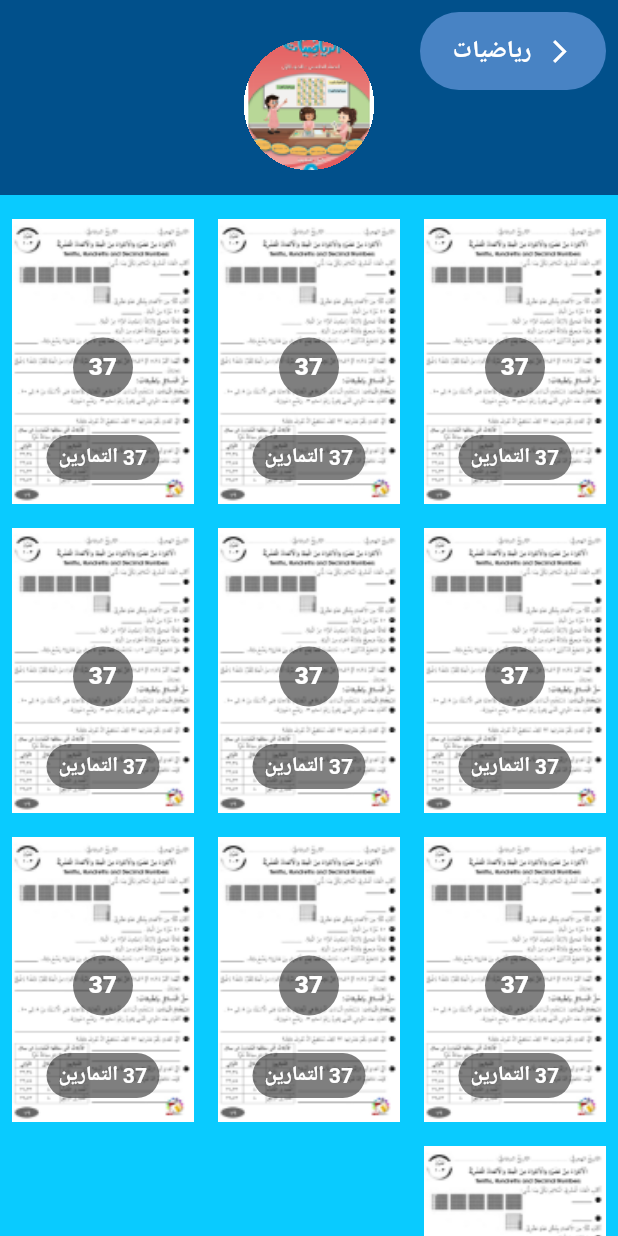
After one commit to OmarTawashi/shater, a Flutter app: the ExerciseSubjectScreen screen opened by its route, on a phone screen of 412 x 824 dp. The commit adds this screen. Run offline on Flutter 3.47's test engine with Material 3 defaults, Android fonts, the phone set to English and light mode, and no system bars; our stand-ins replace dio, flutter_rating_bar, flutter_screenutil, flutter_svg, get, internet_connection_checker and 2 more; accounts and stored records are empty; Roboto replaces fonts that are missing (HelveticaNeueLTArabic).

Commit message:
make exercise subject

```diff
--- a/lib/routes/app_pages.dart
+++ b/lib/routes/app_pages.dart
@@ -8,6 +8,8 @@ import 'package:shater/views/screens/dashBord/controller/dashboard_controller.da
 import 'package:shater/views/screens/dashBord/view/dashbord_screen.dart';
 import 'package:shater/views/screens/dashBord/widgets/semester_screen.dart';
 import 'package:shater/views/screens/edit%20profile/view/edit_profile_screen.dart';
+import 'package:shater/views/screens/exercise%20subject/controller/exercise_subject_controller.dart';
+import 'package:shater/views/screens/exercise%20subject/view/exercise_subject_screen.dart';
 import 'package:shater/views/screens/firsts/view/first_screen.dart';
 
 import '../views/screens/auth/sign in/controller/sign_in_controller.dart';
@@ -66,6 +68,13 @@ class AppPages {
       page: () => const ContactScreen(),
     ),
     GetPage(
+      name: RoutesName.exerciseSubjectScreen,
+      page: () => const ExerciseSubjectScreen(),
+      binding: BindingsBuilder(() {
+        Get.lazyPut(() => ExerciseSubjectController());
+      })
+    ),
+    GetPage(
       name: RoutesName.semesterScreen,
       page: () => const SemesterScreen(),
       binding: BindingsBuilder(() {
--- a/lib/routes/app_routes.dart
+++ b/lib/routes/app_routes.dart
@@ -8,6 +8,7 @@ abstract class RoutesName {
   static const signUpScreen = '/sign-up-screen';
   static const signInScreen = '/sign-in-screen';
   static const firstsScreen = '/firsts-screen';
+  static const exerciseSubjectScreen = '/exercise-subject-screen';
   static const contactScreen = '/contact-screen';
   static const semesterScreen = '/semester-screen';
 }
@@ -19,6 +20,7 @@ abstract class Routes {
   static String getEditProfileScreen() => RoutesName.editProfileScreen;
   static String getBaseLoginScreen() => RoutesName.baseLoginScreen;
   static String getSignInScreen() => RoutesName.signInScreen;
+  static String getExerciseSubjectScreen() => RoutesName.exerciseSubjectScreen;
   static String getSignUpScreen() => RoutesName.signUpScreen;
   static String getFirstsScreen() => RoutesName.firstsScreen;
   static String getContactScreen() => RoutesName.contactScreen;
--- a/lib/util/images.dart
+++ b/lib/util/images.dart
@@ -1,5 +1,6 @@
 class IMAGES {//first.png
   static const String firstImages = 'assets/images/first.png';
+  static const String exerciseSubject = 'assets/images/exercise_subject.png';
 
 }
 
--- /dev/null
+++ b/lib/views/screens/exercise subject/controller/exercise_subject_controller.dart
@@ -0,0 +1,3 @@
+import 'package:get/get.dart';
+
+class ExerciseSubjectController extends GetxController {}
--- /dev/null
+++ b/lib/views/screens/exercise subject/view/exercise_subject_screen.dart
@@ -0,0 +1,89 @@
+import 'package:flutter/material.dart';
+import 'package:get/get.dart';
+import 'package:shater/util/color.dart';
+import 'package:shater/util/images.dart';
+
+import '../../../../util/dimensions.dart';
+import '../../base/custom_intike_container.dart';
+import '../../base/text_custom.dart';
+import '../widgets/item_exercise_subject.dart';
+
+class ExerciseSubjectScreen extends StatelessWidget {
+  const ExerciseSubjectScreen({super.key});
+
+  @override
+  Widget build(BuildContext context) {
+    return Scaffold(
+        body: CustomScrollView(
+      slivers: [
+        SliverAppBar(
+          pinned: true,
+          leadingWidth: 140,
+          toolbarHeight: 130,
+          backgroundColor: COLORS.primaryColor,
+          automaticallyImplyLeading: false,
+          excludeHeaderSemantics: true,
+          leading: Padding(
+            padding: const EdgeInsets.only(bottom: 62),
+            child: GestureDetector(
+              onTap: () {
+                Get.back();
+              },
+              child: const CustomIntikeContainer(
+                paddingHorizontal: Dimensions.paddingSize12,
+                child: Row(
+                  mainAxisSize: MainAxisSize.min,
+                  children: [
+                    Icon(Icons.arrow_back_ios_new_sharp,
+                        color: Colors.white, size: 18),
+                    SizedBox(
+                      width: Dimensions.paddingSize10,
+                    ),
+                    CustomText(
+                      text: 'رياضيات',
+                      color: Colors.white,
+                      fontSize: Dimensions.fontSize14,
+                      fontWeight: FontWeight.bold,
+                    ),
+                  ],
+                ),
+              ),
+            ),
+          ),
+          centerTitle: true,
+          title: Container(
+            margin: const EdgeInsets.only(
+                top: 50, bottom: Dimensions.paddingSize25 + 15),
+            clipBehavior: Clip.hardEdge,
+            decoration: const BoxDecoration(shape: BoxShape.circle),
+            child: Image.asset(
+              ICONS.book,
+              fit: BoxFit.cover,
+            ),
+          ),
+        ),
+        const SliverToBoxAdapter(
+          child: SizedBox(
+            height: Dimensions.paddingSize16,
+          ),
+        ),
+        SliverGrid(
+          gridDelegate: const SliverGridDelegateWithFixedCrossAxisCount(
+            crossAxisCount: 3,
+            childAspectRatio: 0.5,
+            mainAxisSpacing: Dimensions.paddingSize16,
+            mainAxisExtent: 190,
+          ),
+          delegate: SliverChildBuilderDelegate(
+            (BuildContext context, int index) {
+              return ItemExerciseSubject(
+                index: index,
+              );
+            },
+            childCount: 10,
+          ),
+        ),
+      ],
+    ));
+  }
+}
--- /dev/null
+++ b/lib/views/screens/exercise subject/widgets/item_exercise_subject.dart
@@ -0,0 +1,68 @@
+import 'package:flutter/material.dart';
+import 'package:get/get.dart';
+
+import '../../../../util/dimensions.dart';
+import '../../../../util/images.dart';
+import '../../base/text_custom.dart';
+
+class ItemExerciseSubject extends StatelessWidget {
+  final int index;
+  const ItemExerciseSubject({
+    super.key,
+    required this.index
+  });
+
+  @override
+  Widget build(BuildContext context) {
+    return Container(
+      margin: EdgeInsets.only(
+        left: index % 3 == 0 ? 8 : 8,
+        right: index % 3 == 2 ? 8 : 8,
+      ),
+      decoration: const BoxDecoration(
+        image: DecorationImage(
+          image: AssetImage(IMAGES.exerciseSubject),
+          fit: BoxFit.cover,
+        ),
+      ),
+      child: Padding(
+        padding: const EdgeInsets.all(16.0),
+        child: Column(
+          mainAxisAlignment: MainAxisAlignment.end,
+          children: [
+            Container(
+              padding: const EdgeInsets.all(12),
+              decoration: BoxDecoration(
+                shape: BoxShape.circle,
+                color: Colors.black.withOpacity(0.5),
+              ),
+              child: const CustomText(
+                text: '37',
+                color: Colors.white,
+                fontSize: Dimensions.fontSize14,
+                fontWeight: FontWeight.w900,
+              ),
+            ),
+            const SizedBox(
+              height: Dimensions.paddingSize25,
+            ),
+            Container(
+              padding: const EdgeInsets.symmetric(
+                  horizontal: 8, vertical: 8),
+              decoration: BoxDecoration(
+                borderRadius: BorderRadius.circular(32),
+                color: Colors.black.withOpacity(0.5),
+              ),
+              child: CustomText(
+                text: '37' '\t' + 'exercise'.tr,
+                color: Colors.white,
+                fontSize: Dimensions.fontSize12,
+                fontWeight: FontWeight.bold,
+              ),
+            ),
+          ],
+        ),
+      ),
+    );
+  }
+}
--- a/lib/views/screens/subject/view/subjects_screen.dart
+++ b/lib/views/screens/subject/view/subjects_screen.dart
@@ -1,6 +1,7 @@
 import 'package:flutter/material.dart';
 import 'package:flutter_screenutil/flutter_screenutil.dart';
 import 'package:get/get.dart';
+import 'package:shater/routes/app_routes.dart';
 import 'package:shater/util/images.dart';
 import 'package:shater/views/screens/subject/controller/subjects_controller.dart';
 
@@ -38,7 +39,11 @@ class SubjectsSCreen extends StatelessWidget {
             SliverList(
               delegate: SliverChildBuilderDelegate(
                 childCount: 5,
-                (context, index) => ItemSubject(),
+                (context, index) => ItemSubject(
+                  onTap: () {
+                    Get.toNamed(Routes.getExerciseSubjectScreen());
+                  }
+                ),
               ),
             ),
             SliverToBoxAdapter(
--- a/lib/views/screens/subject/widgets/item_subject.dart
+++ b/lib/views/screens/subject/widgets/item_subject.dart
@@ -7,8 +7,10 @@ import '../../../../util/images.dart';
 import '../../base/text_custom.dart';
 
 class ItemSubject extends StatelessWidget {
+  final Function()? onTap;
   const ItemSubject({
     super.key,
+    this.onTap,
   });
 
   @override
@@ -68,7 +70,9 @@ class ItemSubject extends StatelessWidget {
                   ],
                 ),
               ),
-              Container(
+              GestureDetector(
+                onTap: onTap ,
+                child: Container(
                   padding: const EdgeInsets.fromLTRB(16, 12, 16, 12),
                   decoration: BoxDecoration(
                       borderRadius: BorderRadius.circular(32),
@@ -95,6 +99,7 @@ class ItemSubject extends StatelessWidget {
                     ],
                   ),
                 ),
+              ),
             ],
           ),
           Divider(
--- a/lib/views/screens/teacher/controller/teacher_controller.dart
+++ b/lib/views/screens/teacher/controller/teacher_controller.dart
@@ -7,4 +7,6 @@ class TeacherController extends GetxController {
     selectedTapIndex = index;
     update();
   }
+
+
 }
```
Also changed, not shown: assets/images/exercise_subject.png (added). Lines whose indentation alone changed are shown as unchanged.
